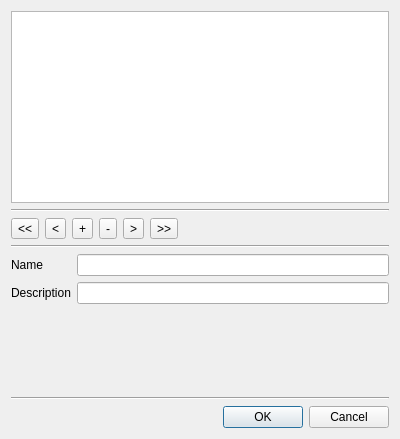
Before: the Qt Designer form Source/toolkitdialog.ui in NormanDunbar/OSBMUpdater, drawn with Qt 5.
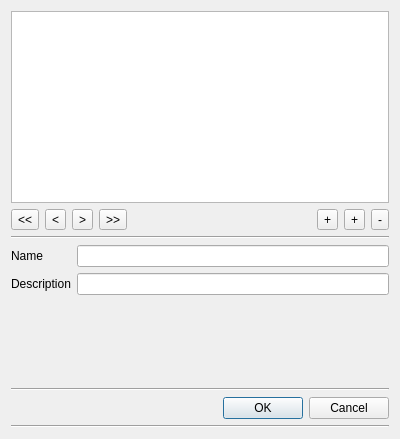
After: the same form once the commit is applied. Icons and pictures are not drawn.

Diff of the .ui file:
```diff
--- a/Source/toolkitdialog.ui
+++ b/Source/toolkitdialog.ui
@@ -21,12 +21,12 @@
    <item row="0" column="0">
     <layout class="QVBoxLayout" name="verticalLayout">
      <item>
-      <widget class="QTableView" name="tableView"/>
-     </item>
-     <item>
-      <widget class="Line" name="line">
-       <property name="orientation">
-        <enum>Qt::Horizontal</enum>
+      <widget class="QTableView" name="tableView">
+       <property name="toolTip">
+        <string>List of all currently defined toolkits.</string>
+       </property>
+       <property name="editTriggers">
+        <set>QAbstractItemView::NoEditTriggers</set>
        </property>
       </widget>
      </item>
@@ -72,46 +72,6 @@
          </property>
         </widget>
        </item>
-       <item>
-        <widget class="QToolButton" name="addButton">
-         <property name="toolTip">
-          <string>Add a new toolkit</string>
-         </property>
-         <property name="text">
-          <string>+</string>
-         </property>
-         <property name="icon">
-          <iconset>
-           <normaloff>://images/list-add.png</normaloff>://images/list-add.png</iconset>
-         </property>
-         <property name="iconSize">
-          <size>
-           <width>24</width>
-           <height>24</height>
-          </size>
-         </property>
-        </widget>
-       </item>
-       <item>
-        <widget class="QToolButton" name="deleteButton">
-         <property name="toolTip">
-          <string>Delete the highlighted toolkit</string>
-         </property>
-         <property name="text">
-          <string>-</string>
-         </property>
-         <property name="icon">
-          <iconset>
-           <normaloff>://images/list-remove.png</normaloff>://images/list-remove.png</iconset>
-         </property>
-         <property name="iconSize">
-          <size>
-           <width>24</width>
-           <height>24</height>
-          </size>
-         </property>
-        </widget>
-       </item>
        <item>
         <widget class="QToolButton" name="nextButton">
          <property name="toolTip">
@@ -165,6 +125,66 @@
          </property>
         </spacer>
        </item>
+       <item>
+        <widget class="QToolButton" name="addButton">
+         <property name="toolTip">
+          <string>Add a new toolkit</string>
+         </property>
+         <property name="text">
+          <string>+</string>
+         </property>
+         <property name="icon">
+          <iconset>
+           <normaloff>://images/list-add.png</normaloff>://images/list-add.png</iconset>
+         </property>
+         <property name="iconSize">
+          <size>
+           <width>24</width>
+           <height>24</height>
+          </size>
+         </property>
+        </widget>
+       </item>
+       <item>
+        <widget class="QToolButton" name="editButton">
+         <property name="toolTip">
+          <string>Edit the highlighted toolkit</string>
+         </property>
+         <property name="text">
+          <string>+</string>
+         </property>
+         <property name="icon">
+          <iconset>
+           <normaloff>://images/list-edit.png</normaloff>://images/list-edit.png</iconset>
+         </property>
+         <property name="iconSize">
+          <size>
+           <width>24</width>
+           <height>24</height>
+          </size>
+         </property>
+        </widget>
+       </item>
+       <item>
+        <widget class="QToolButton" name="deleteButton">
+         <property name="toolTip">
+          <string>Delete the highlighted toolkit</string>
+         </property>
+         <property name="text">
+          <string>-</string>
+         </property>
+         <property name="icon">
+          <iconset>
+           <normaloff>://images/list-remove.png</normaloff>://images/list-remove.png</iconset>
+         </property>
+         <property name="iconSize">
+          <size>
+           <width>24</width>
+           <height>24</height>
+          </size>
+         </property>
+        </widget>
+       </item>
       </layout>
      </item>
      <item>
@@ -241,6 +261,13 @@
      </item>
     </layout>
    </item>
+   <item row="1" column="0">
+    <widget class="Line" name="line">
+     <property name="orientation">
+      <enum>Qt::Horizontal</enum>
+     </property>
+    </widget>
+   </item>
   </layout>
  </widget>
  <resources/>
```
Left out of the diff: 6 changed lines with no effect on the pictures.
